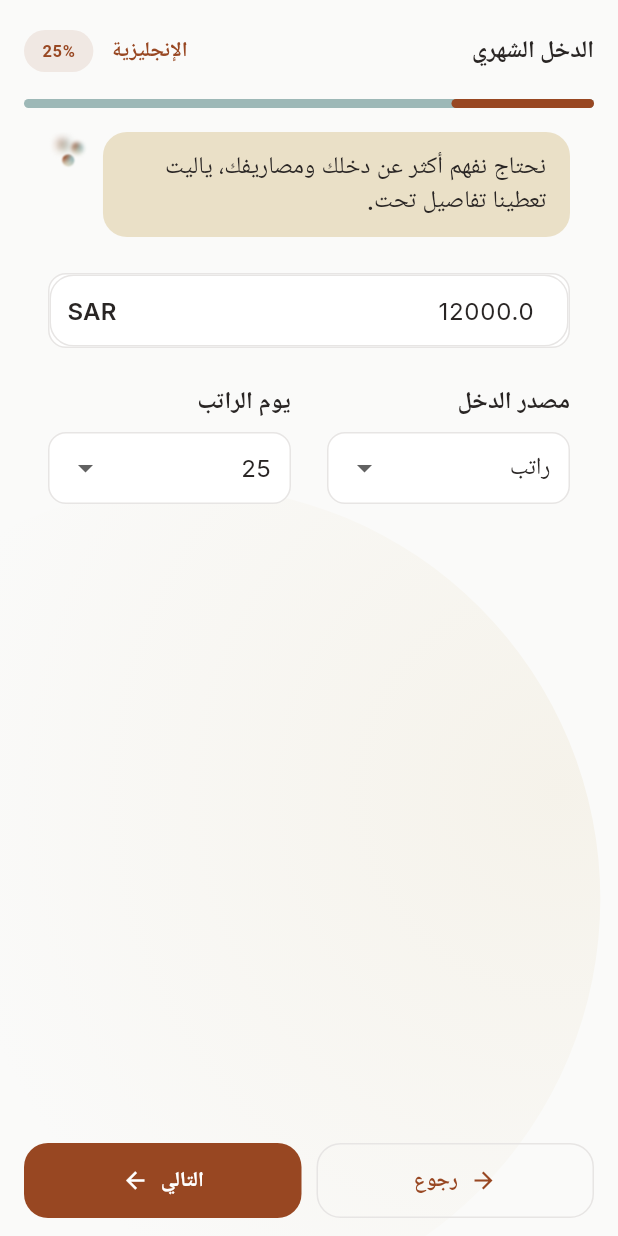
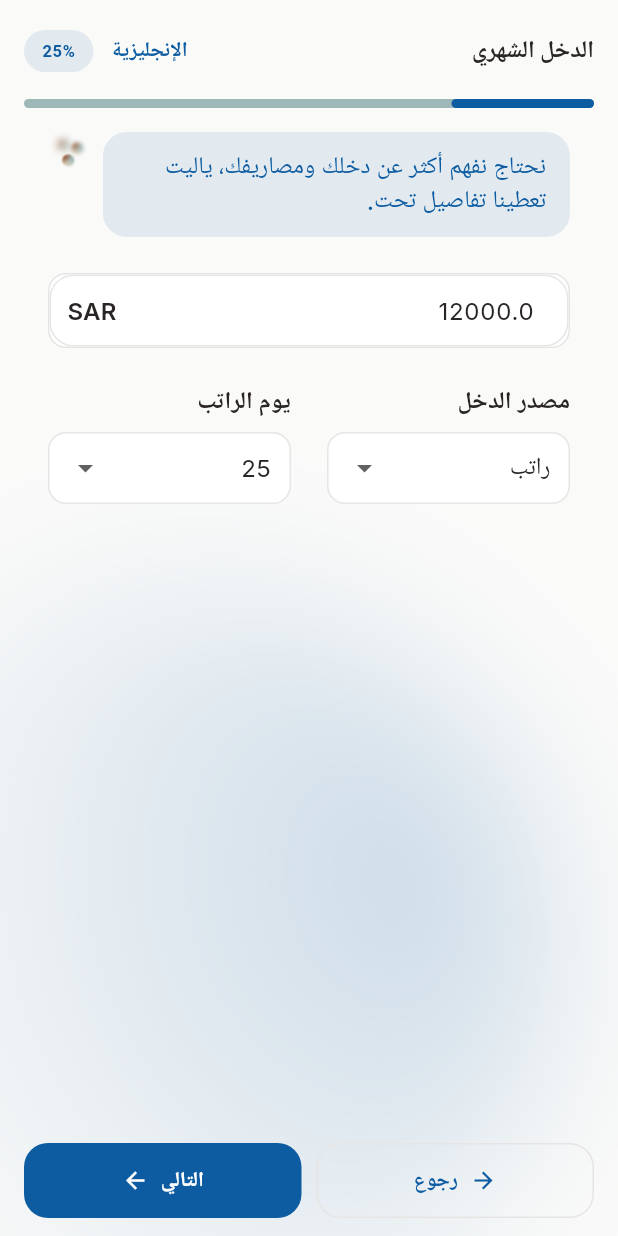
Before and after one commit to omer358/tadbeer, a Flutter app: the screen it shows after launch, after a tap on "الإنجليزية", after a tap on "Arabic", after a tap on "ابدأ", on a phone screen of 412 x 824 dp. Run offline on Flutter 3.47's test engine with Material 3 defaults, Android fonts, the phone set to English and light mode, and no system bars; our stand-ins replace dio, equatable, flutter_animate, flutter_bloc, flutter_dotenv, get_it and 3 more.

Commit message:
design: Update app theme to Deep Blue and refresh onboarding background

```diff
--- a/lib/core/theme.dart
+++ b/lib/core/theme.dart
@@ -3,8 +3,8 @@ import 'package:google_fonts/google_fonts.dart';
 
 // Premium Color Palette
 class AppColors {
-  static const primary = Color(0xFF984722); // Rust
-  static const primaryVariant = Color(0xFF6D3014);
+  static const primary = Color(0xFF0D5CA1); // Deep Blue
+  static const primaryVariant = Color(0xFF084175); // Darker Deep Blue
   static const secondary = Color(0xFF9DB8B7); // Muted Teal
   static const tertiary = Color(0xFFEAE0C7); // Beige
   static const accent = Color(0xFFEAE0C7);
--- a/lib/features/onboarding/onboarding_flow.dart
+++ b/lib/features/onboarding/onboarding_flow.dart
@@ -1,4 +1,6 @@
 import 'package:flutter/material.dart';
+import 'dart:ui';
+
 import 'package:lottie/lottie.dart';
 import 'package:flutter_bloc/flutter_bloc.dart';
 import '../../core/data.dart';
@@ -67,33 +69,40 @@ class _OnboardingFlowViewState extends State<OnboardingFlowView> {
                 left: -150,
                 bottom: -600,
                 child: Opacity(
-                  opacity: 0.4,
+                  opacity: 0.20,
+                  child: ImageFiltered(
+                    imageFilter: ImageFilter.blur(sigmaX: 50, sigmaY: 50),
                     child: Container(
-                    transform: Matrix4.identity()..rotateZ(-1.57),
-                    width: 550,
-                    height: 550,
+                      transform: Matrix4.identity()
+                        ..translate(0.0, 0.0)
+                        ..rotateZ(-1.57),
+                      width: 519,
+                      height: 519,
                       child: Stack(
                         children: [
                           Positioned(
                             left: 0,
                             top: 0,
                             child: Container(
-                            width: 550,
-                            height: 550,
-                            decoration: const ShapeDecoration(
+                              width: 519,
+                              height: 519,
+                              decoration: ShapeDecoration(
                                 gradient: RadialGradient(
-                                center: Alignment(0.26, 0.90),
-                                radius: 0.75,
+                                  center: const Alignment(0.26, 0.69),
+                                  radius: 0.8,
                                   colors: [
-                                  Color(0xBFEAE0C7), // ~75% instead of 100%
-                                  Color(0x00EAE0C7),
+                                    Theme.of(context).colorScheme.primary,
+                                    Theme.of(
+                                      context,
+                                    ).colorScheme.primary.withOpacity(0.0),
                                   ],
                                 ),
-                              shape: OvalBorder(),
+                                shape: const OvalBorder(),
                               ),
                             ),
                           ),
                         ],
+                      ),
                     ),
                   ),
                 ),
@@ -235,7 +244,7 @@ class _OnboardingFlowViewState extends State<OnboardingFlowView> {
               child: Container(
                 padding: const EdgeInsets.fromLTRB(16, 12, 16, 12),
                 decoration: ShapeDecoration(
-                  color: Theme.of(context).colorScheme.tertiary,
+                  color: Theme.of(context).colorScheme.primary.withOpacity(0.1),
                   shape: RoundedRectangleBorder(
                     borderRadius: BorderRadius.circular(16),
                   ),
@@ -243,7 +252,7 @@ class _OnboardingFlowViewState extends State<OnboardingFlowView> {
                 child: Text(
                   text,
                   style: Theme.of(context).textTheme.bodyLarge?.copyWith(
-                    color: Theme.of(context).colorScheme.onTertiary,
+                    color: Theme.of(context).colorScheme.primary,
                     fontWeight: FontWeight.w500,
                     height: 1.40,
                   ),
```
Also changed, not shown: assets/onboarding_bg.svg (added). Lines whose indentation alone changed are shown as unchanged.
